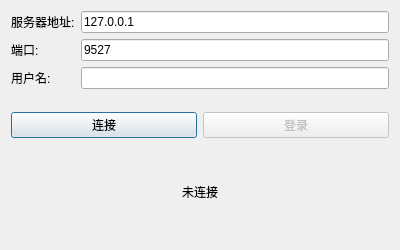
Before: the Qt Designer form login_dialog.ui in dzkkkkkk/SanguoshaClient, drawn with Qt 5.
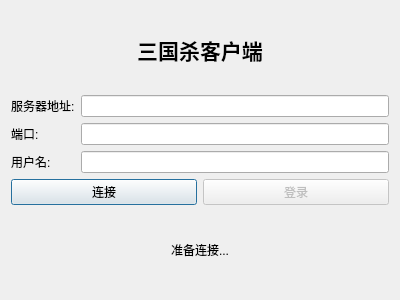
After: the same form once the commit is applied.

The edit to the form file:
```diff
--- a/login_dialog.ui
+++ b/login_dialog.ui
@@ -7,13 +7,29 @@
     <x>0</x>
     <y>0</y>
     <width>400</width>
-    <height>250</height>
+    <height>300</height>
    </rect>
   </property>
   <property name="windowTitle">
    <string>登录</string>
   </property>
   <layout class="QVBoxLayout" name="verticalLayout">
+   <item>
+    <widget class="QLabel" name="label">
+     <property name="text">
+      <string>三国杀客户端</string>
+     </property>
+     <property name="alignment">
+      <set>Qt::AlignCenter</set>
+     </property>
+     <property name="font">
+      <font>
+       <pointsize>16</pointsize>
+       <bold>true</bold>
+      </font>
+     </property>
+    </widget>
+   </item>
    <item>
     <layout class="QFormLayout" name="formLayout">
      <item row="0" column="0">
@@ -24,11 +40,7 @@
       </widget>
      </item>
      <item row="0" column="1">
-      <widget class="QLineEdit" name="serverEdit">
-       <property name="text">
-        <string>127.0.0.1</string>
-       </property>
-      </widget>
+      <widget class="QLineEdit" name="serverEdit"/>
      </item>
      <item row="1" column="0">
       <widget class="QLabel" name="label_port">
@@ -38,11 +50,7 @@
       </widget>
      </item>
      <item row="1" column="1">
-      <widget class="QLineEdit" name="portEdit">
-       <property name="text">
-        <string>9527</string>
-       </property>
-      </widget>
+      <widget class="QLineEdit" name="portEdit"/>
      </item>
      <item row="2" column="0">
       <widget class="QLabel" name="label_username">
@@ -80,7 +88,7 @@
    <item>
     <widget class="QLabel" name="statusLabel">
      <property name="text">
-      <string>未连接</string>
+      <string>准备连接...</string>
      </property>
      <property name="alignment">
       <set>Qt::AlignCenter</set>
```
Left out of the diff: 8 changed lines with no effect on the pictures.
